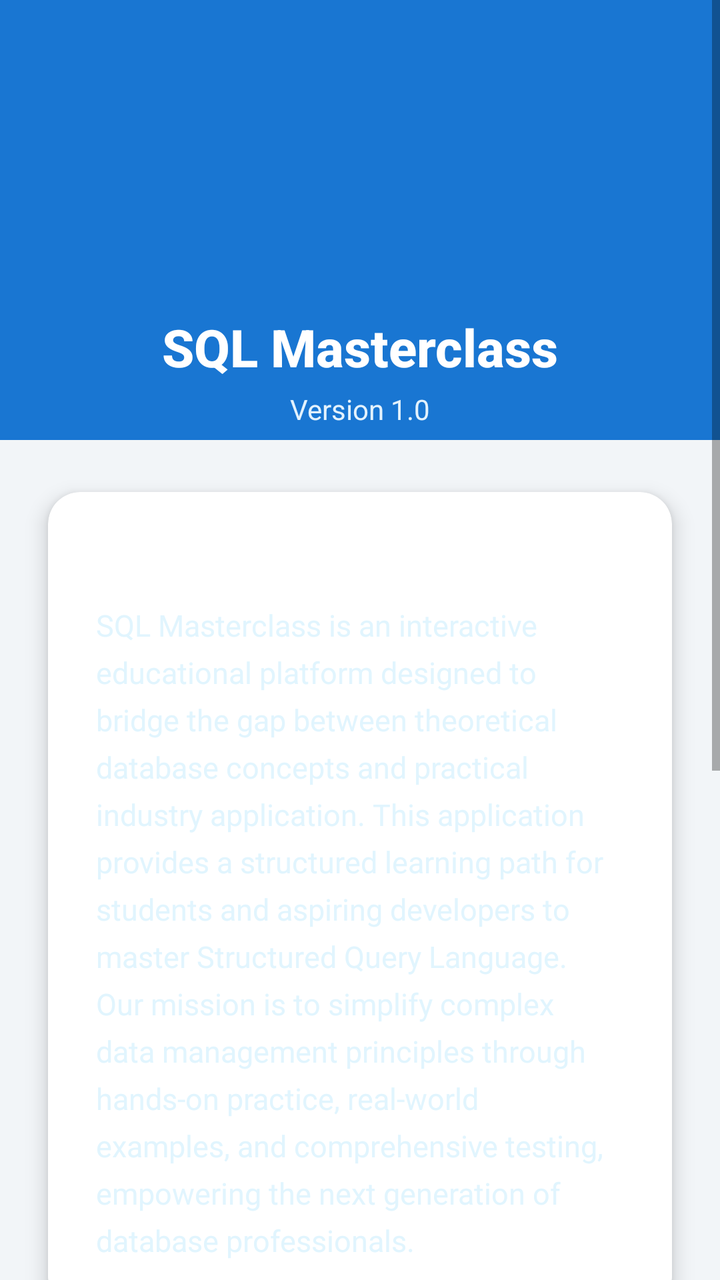
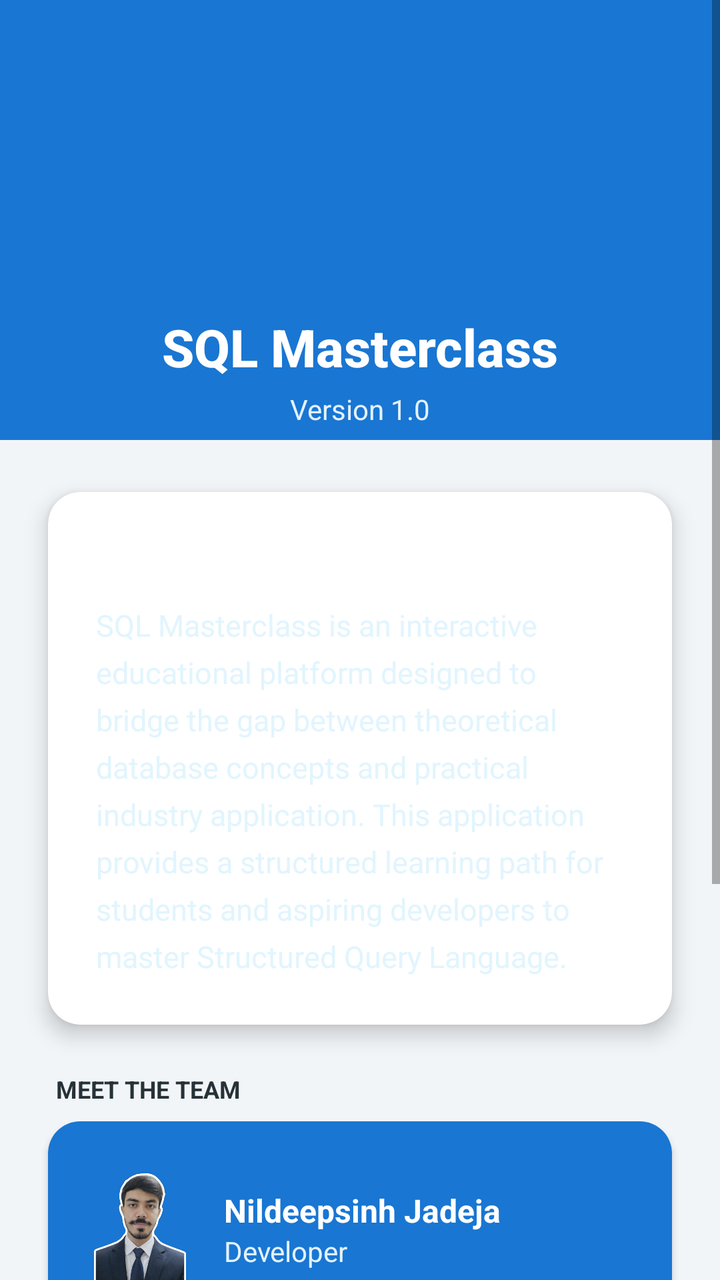

Before-and-after screenshots of an Android layout around one commit, followed by the original layout XML and the change that was made.
<!-- AndroidManifest.xml: application theme Theme.AppCompat.Light.NoActionBar -->
<!-- res/layout/activity_about.xml -->
<?xml version="1.0" encoding="utf-8"?>
<ScrollView xmlns:android="http://schemas.android.com/apk/res/android"
    xmlns:app="http://schemas.android.com/apk/res-auto"
    xmlns:tools="http://schemas.android.com/tools"
    android:layout_width="match_parent"
    android:layout_height="match_parent"
    android:background="#F2F5F8"
    android:fillViewport="true"
    android:fitsSystemWindows="true">

    <androidx.constraintlayout.widget.ConstraintLayout
        android:layout_width="match_parent"
        android:layout_height="wrap_content"
        android:paddingBottom="32dp">

        <View
            android:id="@+id/headerBg"
            android:layout_width="match_parent"
            android:layout_height="220dp"
            android:background="#1976D2"
            app:layout_constraintTop_toTopOf="parent" />

        <ImageView
            android:id="@+id/imgAppLogo"
            android:layout_width="100dp"
            android:layout_height="100dp"
            android:layout_marginTop="40dp"
            android:elevation="8dp"
            android:src="@mipmap/ic_launcher"
            app:layout_constraintEnd_toEndOf="parent"
            app:layout_constraintStart_toStartOf="parent"
            app:layout_constraintTop_toTopOf="parent"
            tools:ignore="ContentDescription" />

        <TextView
            android:id="@+id/tvAppName"
            android:layout_width="wrap_content"
            android:layout_height="wrap_content"
            android:layout_marginTop="16dp"
            android:fontFamily="sans-serif-medium"
            android:text="SQL Masterclass"
            android:textColor="#FFFFFF"
            android:textSize="26sp"
            android:textStyle="bold"
            app:layout_constraintEnd_toEndOf="parent"
            app:layout_constraintStart_toStartOf="parent"
            app:layout_constraintTop_toBottomOf="@+id/imgAppLogo" />

        <TextView
            android:id="@+id/tvVersion"
            android:layout_width="wrap_content"
            android:layout_height="wrap_content"
            android:layout_marginTop="4dp"
            android:text="Version 1.0"
            android:textColor="#E3F2FD"
            android:textSize="14sp"
            app:layout_constraintEnd_toEndOf="parent"
            app:layout_constraintStart_toStartOf="parent"
            app:layout_constraintTop_toBottomOf="@+id/tvAppName" />

        <androidx.cardview.widget.CardView
            android:id="@+id/cardDescription"
            android:layout_width="match_parent"
            android:layout_height="wrap_content"
            android:layout_marginHorizontal="24dp"
            android:layout_marginTop="32dp"
            app:cardCornerRadius="16dp"
            app:cardElevation="6dp"
            app:layout_constraintTop_toBottomOf="@+id/tvVersion">

            <LinearLayout
                android:layout_width="match_parent"
                android:layout_height="wrap_content"
                android:orientation="vertical"
                android:padding="24dp">

                <TextView
                    android:layout_width="wrap_content"
                    android:layout_height="wrap_content"
                    android:text="About"
                    android:textColor="#FFFFFF"
                    android:textSize="18sp"
                    android:textStyle="bold"
                    android:layout_marginBottom="8dp"/>

                <TextView
                    android:layout_width="match_parent"
                    android:layout_height="wrap_content"
                    android:lineSpacingExtra="6dp"
                    android:text="SQL Masterclass is an interactive educational platform designed to bridge the gap between theoretical database concepts and practical industry application. This application provides a structured learning path for students and aspiring developers to master Structured Query Language. Our mission is to simplify complex data management principles through hands-on practice, real-world examples, and comprehensive testing, empowering the next generation of database professionals."
                    android:textColor="#E1F5FE"
                    android:textSize="15sp" />
            </LinearLayout>
        </androidx.cardview.widget.CardView>

        <TextView
            android:id="@+id/tvLabelTeam"
            android:layout_width="wrap_content"
            android:layout_height="wrap_content"
            android:layout_marginStart="28dp"
            android:layout_marginTop="24dp"
            android:layout_marginBottom="8dp"
            android:text="Meet the Team"
            android:textAllCaps="true"
            android:textColor="#263238"
            android:textSize="12sp"
            android:textStyle="bold"
            app:layout_constraintStart_toStartOf="parent"
            app:layout_constraintTop_toBottomOf="@+id/cardDescription" />

        <androidx.cardview.widget.CardView
            android:id="@+id/cardTeam"
            android:layout_width="match_parent"
            android:layout_height="wrap_content"
            android:layout_marginHorizontal="24dp"
            android:layout_marginTop="8dp"
            app:cardCornerRadius="16dp"
            app:cardElevation="2dp"
            app:cardBackgroundColor="@android:color/white"
            app:layout_constraintTop_toBottomOf="@+id/tvLabelTeam">

            <LinearLayout
                android:layout_width="match_parent"
                android:layout_height="wrap_content"
                android:orientation="vertical"
                android:paddingVertical="8dp"
                android:background="#1976D2">

                
                <LinearLayout
                    android:layout_width="match_parent"
                    android:layout_height="wrap_content"
                    android:orientation="horizontal"
                    android:paddingHorizontal="20dp"
                    android:paddingVertical="12dp"
                    android:gravity="center_vertical">

                    <ImageView
                        android:layout_width="65dp"
                        android:layout_height="65dp"
                        android:layout_marginEnd="12dp"
                        android:scaleType="centerCrop"
                        android:src="@drawable/dev_nildeepsinh" />

                    <LinearLayout
                        android:layout_width="0dp"
                        android:layout_height="wrap_content"
                        android:layout_weight="1"
                        android:orientation="vertical">

                        <TextView
                            android:layout_width="wrap_content"
                            android:layout_height="wrap_content"
                            android:text="Nildeepsinh Jadeja"
                            android:textSize="16sp"
                            android:textStyle="bold"
                            android:textColor="@color/white"/>

                        <TextView
                            android:layout_width="wrap_content"
                            android:layout_height="wrap_content"
                            android:text="Developer"
                            android:textSize="14sp"
                            android:textColor="@color/white"/>

                        <TextView
                            android:layout_width="wrap_content"
                            android:layout_height="wrap_content"
                            android:text="https://github.com/Nildeepsinh24"
                            android:textSize="13sp"
                            android:autoLink="web"
                            android:linksClickable="true"
                            android:textColor="@color/white"
                            android:textColorLink="@color/white"/>
                    </LinearLayout>
                </LinearLayout>

                
                <View
                    android:layout_width="match_parent"
                    android:layout_height="1dp"
                    android:layout_marginHorizontal="20dp"
                    android:background="#EEEEEE" />

                
                <LinearLayout
                    android:layout_width="match_parent"
                    android:layout_height="wrap_content"
                    android:orientation="horizontal"
                    android:paddingHorizontal="20dp"
                    android:paddingVertical="12dp"
                    android:gravity="center_vertical">

                    <ImageView
                        android:layout_width="65dp"
                        android:layout_height="65dp"
                        android:src="@drawable/dev_vrinda"
                        android:background="@drawable/circle_bg"
                        android:scaleType="centerCrop"
                        android:layout_marginEnd="12dp"/>

                    <LinearLayout
                        android:layout_width="0dp"
                        android:layout_height="wrap_content"
                        android:layout_weight="1"
                        android:orientation="vertical">

                        <TextView
                            android:layout_width="wrap_content"
                            android:layout_height="wrap_content"
                            android:text="Vrinda Mavadhiya"
                            android:textSize="16sp"
                            android:textStyle="bold"
                            android:textColor="@color/white"/>

                        <TextView
                            android:layout_width="wrap_content"
                            android:layout_height="wrap_content"
                            android:text="Developer"
                            android:textSize="14sp"
                            android:textColor="@color/white"/>

                        <TextView
                            android:layout_width="wrap_content"
                            android:layout_height="wrap_content"
                            android:text="https://github.com/Nildeepsinh24"
                            android:textSize="13sp"
                            android:autoLink="web"
                            android:linksClickable="true"
                            android:textColor="@color/white"
                            android:textColorLink="@color/white"/>
                    </LinearLayout>
                </LinearLayout>

            </LinearLayout>
        </androidx.cardview.widget.CardView>

        <TextView
            android:id="@+id/tvLabelSupport"
            android:layout_width="wrap_content"
            android:layout_height="wrap_content"
            android:layout_marginStart="28dp"
            android:layout_marginTop="24dp"
            android:layout_marginBottom="8dp"
            android:text="Support"
            android:textAllCaps="true"
            android:textColor="#263238"
            android:textSize="12sp"
            android:textStyle="bold"
            app:layout_constraintStart_toStartOf="parent"
            app:layout_constraintTop_toBottomOf="@+id/cardTeam" />

        <androidx.cardview.widget.CardView
            android:id="@+id/cardContact"
            android:layout_width="match_parent"
            android:layout_height="wrap_content"
            android:layout_marginHorizontal="24dp"
            android:layout_marginTop="8dp"
            app:cardCornerRadius="16dp"
            app:cardElevation="6dp"
            app:layout_constraintTop_toBottomOf="@+id/tvLabelSupport">

            <LinearLayout
                android:layout_width="match_parent"
                android:layout_height="wrap_content"
                android:orientation="horizontal"
                android:padding="20dp"
                android:gravity="center_vertical"
                android:background="?attr/selectableItemBackground">

                
                <ImageView
                    android:layout_width="24dp"
                    android:layout_height="24dp"
                    android:src="@android:drawable/ic_dialog_email"
                    android:tint="#FFFFFF"
                    android:layout_marginEnd="12dp"/>

                
                <LinearLayout
                    android:layout_width="0dp"
                    android:layout_height="wrap_content"
                    android:layout_weight="1"
                    android:orientation="vertical">

                    <TextView
                        android:id="@+id/btnContactEmail"
                        android:layout_width="wrap_content"
                        android:layout_height="wrap_content"
                        android:text="Contact Us via Email"
                        android:textColor="#FFFFFF"
                        android:textStyle="bold"
                        android:textSize="16sp"/>

                    <TextView
                        android:id="@+id/tvEmailAddress"
                        android:layout_width="wrap_content"
                        android:layout_height="wrap_content"
                        android:text="sqlmasterclass05@gmail.com"
                        android:textColor="#E3F2FD"
                        android:textSize="14sp"
                        android:layout_marginTop="4dp"/>
                </LinearLayout>

            </LinearLayout>

        </androidx.cardview.widget.CardView>

    </androidx.constraintlayout.widget.ConstraintLayout>
</ScrollView>
<!-- resources referenced by this layout -->
<resources>
  <color name="white">#FFFFFFFF</color>
  <!-- drawable circle_bg (drawable) -->
  <shape xmlns:android="http://schemas.android.com/apk/res/android"
      android:shape="oval">
      <solid android:color="#FFFFFF"/>
  </shape>
  <!-- drawable dev_nildeepsinh: jpg bitmap (drawable, 111048 bytes) -->
  <!-- drawable dev_vrinda: jpg bitmap (drawable, 55961 bytes) -->
  <!-- mipmap ic_launcher (mipmap-anydpi-v26) -->
  <?xml version="1.0" encoding="utf-8"?>
  <adaptive-icon xmlns:android="http://schemas.android.com/apk/res/android">
      <background android:drawable="@mipmap/ic_launcher_background"/>
      <foreground android:drawable="@mipmap/ic_launcher_foreground"/>
  </adaptive-icon>
</resources>

<!-- the commit's change to res/layout/activity_about.xml (unified diff, before → after) -->
@@ -87,7 +87,7 @@
                     android:layout_width="match_parent"
                     android:layout_height="wrap_content"
                     android:lineSpacingExtra="6dp"
-                    android:text="SQL Masterclass is an interactive educational platform designed to bridge the gap between theoretical database concepts and practical industry application. This application provides a structured learning path for students and aspiring developers to master Structured Query Language. Our mission is to simplify complex data management principles through hands-on practice, real-world examples, and comprehensive testing, empowering the next generation of database professionals."
+                    android:text="SQL Masterclass is an interactive educational platform designed to bridge the gap between theoretical database concepts and practical industry application. This application provides a structured learning path for students and aspiring developers to master Structured Query Language."
                     android:textColor="#E1F5FE"
                     android:textSize="15sp" />
             </LinearLayout>
@@ -99,7 +99,6 @@
             android:layout_height="wrap_content"
             android:layout_marginStart="28dp"
             android:layout_marginTop="24dp"
-            android:layout_marginBottom="8dp"
             android:text="Meet the Team"
             android:textAllCaps="true"
             android:textColor="#263238"
@@ -116,7 +115,6 @@
             android:layout_marginTop="8dp"
             app:cardCornerRadius="16dp"
             app:cardElevation="2dp"
-            app:cardBackgroundColor="@android:color/white"
             app:layout_constraintTop_toBottomOf="@+id/tvLabelTeam">
 
             <LinearLayout
@@ -126,18 +124,16 @@
                 android:paddingVertical="8dp"
                 android:background="#1976D2">
 
-                
                 <LinearLayout
                     android:layout_width="match_parent"
                     android:layout_height="wrap_content"
                     android:orientation="horizontal"
-                    android:paddingHorizontal="20dp"
-                    android:paddingVertical="12dp"
+                    android:padding="16dp"
                     android:gravity="center_vertical">
 
                     <ImageView
-                        android:layout_width="65dp"
-                        android:layout_height="65dp"
+                        android:layout_width="60dp"
+                        android:layout_height="60dp"
                         android:layout_marginEnd="12dp"
                         android:scaleType="centerCrop"
                         android:src="@drawable/dev_nildeepsinh" />
@@ -147,91 +143,62 @@
                         android:layout_height="wrap_content"
                         android:layout_weight="1"
                         android:orientation="vertical">
-
                         <TextView
                             android:layout_width="wrap_content"
                             android:layout_height="wrap_content"
                             android:text="Nildeepsinh Jadeja"
-                            android:textSize="16sp"
+                            android:textColor="#FFFFFF"
                             android:textStyle="bold"
-                            android:textColor="@color/white"/>
-
+                            android:textSize="16sp"/>
                         <TextView
                             android:layout_width="wrap_content"
                             android:layout_height="wrap_content"
                             android:text="Developer"
-                            android:textSize="14sp"
-                            android:textColor="@color/white"/>
-
-                        <TextView
-                            android:layout_width="wrap_content"
-                            android:layout_height="wrap_content"
-                            android:text="https://github.com/Nildeepsinh24"
-                            android:textSize="13sp"
-                            android:autoLink="web"
-                            android:linksClickable="true"
-                            android:textColor="@color/white"
-                            android:textColorLink="@color/white"/>
+                            android:textColor="#E3F2FD"
+                            android:textSize="14sp"/>
                     </LinearLayout>
                 </LinearLayout>
 
-                
                 <View
                     android:layout_width="match_parent"
                     android:layout_height="1dp"
-                    android:layout_marginHorizontal="20dp"
-                    android:background="#EEEEEE" />
-
-                
+                    android:layout_marginHorizontal="16dp"
+                    android:background="#40FFFFFF" />
+
                 <LinearLayout
                     android:layout_width="match_parent"
                     android:layout_height="wrap_content"
                     android:orientation="horizontal"
-                    android:paddingHorizontal="20dp"
-                    android:paddingVertical="12dp"
+                    android:padding="16dp"
                     android:gravity="center_vertical">
 
                     <ImageView
-                        android:layout_width="65dp"
-                        android:layout_height="65dp"
-                        android:src="@drawable/dev_vrinda"
-                        android:background="@drawable/circle_bg"
+                        android:layout_width="60dp"
+                        android:layout_height="60dp"
+                        android:layout_marginEnd="12dp"
                         android:scaleType="centerCrop"
-                        android:layout_marginEnd="12dp"/>
+                        android:src="@drawable/dev_vrinda" />
 
                     <LinearLayout
                         android:layout_width="0dp"
                         android:layout_height="wrap_content"
                         android:layout_weight="1"
                         android:orientation="vertical">
-
                         <TextView
                             android:layout_width="wrap_content"
                             android:layout_height="wrap_content"
                             android:text="Vrinda Mavadhiya"
-                            android:textSize="16sp"
+                            android:textColor="#FFFFFF"
                             android:textStyle="bold"
-                            android:textColor="@color/white"/>
-
+                            android:textSize="16sp"/>
                         <TextView
                             android:layout_width="wrap_content"
                             android:layout_height="wrap_content"
                             android:text="Developer"
-                            android:textSize="14sp"
-                            android:textColor="@color/white"/>
-
-                        <TextView
-                            android:layout_width="wrap_content"
-                            android:layout_height="wrap_content"
-                            android:text="https://github.com/Nildeepsinh24"
-                            android:textSize="13sp"
-                            android:autoLink="web"
-                            android:linksClickable="true"
-                            android:textColor="@color/white"
-                            android:textColorLink="@color/white"/>
+                            android:textColor="#E3F2FD"
+                            android:textSize="14sp"/>
                     </LinearLayout>
                 </LinearLayout>
-
             </LinearLayout>
         </androidx.cardview.widget.CardView>
 
@@ -241,7 +208,6 @@
             android:layout_height="wrap_content"
             android:layout_marginStart="28dp"
             android:layout_marginTop="24dp"
-            android:layout_marginBottom="8dp"
             android:text="Support"
             android:textAllCaps="true"
             android:textColor="#263238"
@@ -256,6 +222,9 @@
             android:layout_height="wrap_content"
             android:layout_marginHorizontal="24dp"
             android:layout_marginTop="8dp"
+            android:clickable="true"
+            android:focusable="true"
+            android:foreground="?attr/selectableItemBackground"
             app:cardCornerRadius="16dp"
             app:cardElevation="6dp"
             app:layout_constraintTop_toBottomOf="@+id/tvLabelSupport">
@@ -265,35 +234,28 @@
                 android:layout_height="wrap_content"
                 android:orientation="horizontal"
                 android:padding="20dp"
-                android:gravity="center_vertical"
-                android:background="?attr/selectableItemBackground">
-
-                
+                android:gravity="center_vertical">
+
                 <ImageView
                     android:layout_width="24dp"
                     android:layout_height="24dp"
                     android:src="@android:drawable/ic_dialog_email"
-                    android:tint="#FFFFFF"
+                    app:tint="#FFFFFF"
                     android:layout_marginEnd="12dp"/>
 
-                
                 <LinearLayout
                     android:layout_width="0dp"
                     android:layout_height="wrap_content"
                     android:layout_weight="1"
                     android:orientation="vertical">
-
                     <TextView
-                        android:id="@+id/btnContactEmail"
                         android:layout_width="wrap_content"
                         android:layout_height="wrap_content"
                         android:text="Contact Us via Email"
                         android:textColor="#FFFFFF"
                         android:textStyle="bold"
                         android:textSize="16sp"/>
-
                     <TextView
-                        android:id="@+id/tvEmailAddress"
                         android:layout_width="wrap_content"
                         android:layout_height="wrap_content"
                         android:text="sqlmasterclass05@gmail.com"
@@ -301,9 +263,7 @@
                         android:textSize="14sp"
                         android:layout_marginTop="4dp"/>
                 </LinearLayout>
-
             </LinearLayout>
-
         </androidx.cardview.widget.CardView>
 
     </androidx.constraintlayout.widget.ConstraintLayout>
<!-- resource entries referenced after the edit -->
@@ -1,11 +1,5 @@
 <!-- resources referenced by this layout -->
 <resources>
-  <color name="white">#FFFFFFFF</color>
-  <!-- drawable circle_bg (drawable) -->
-  <shape xmlns:android="http://schemas.android.com/apk/res/android"
-      android:shape="oval">
-      <solid android:color="#FFFFFF"/>
-  </shape>
   <!-- drawable dev_nildeepsinh: jpg bitmap (drawable, 111048 bytes) -->
   <!-- drawable dev_vrinda: jpg bitmap (drawable, 55961 bytes) -->
   <!-- mipmap ic_launcher (mipmap-anydpi-v26) -->
